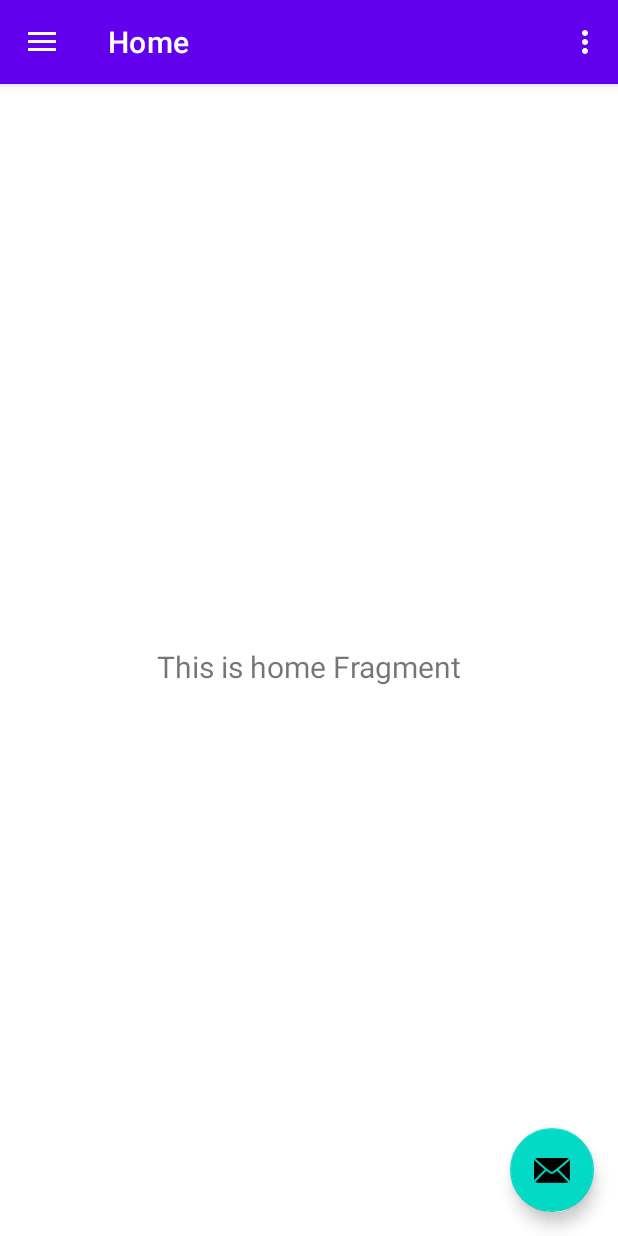
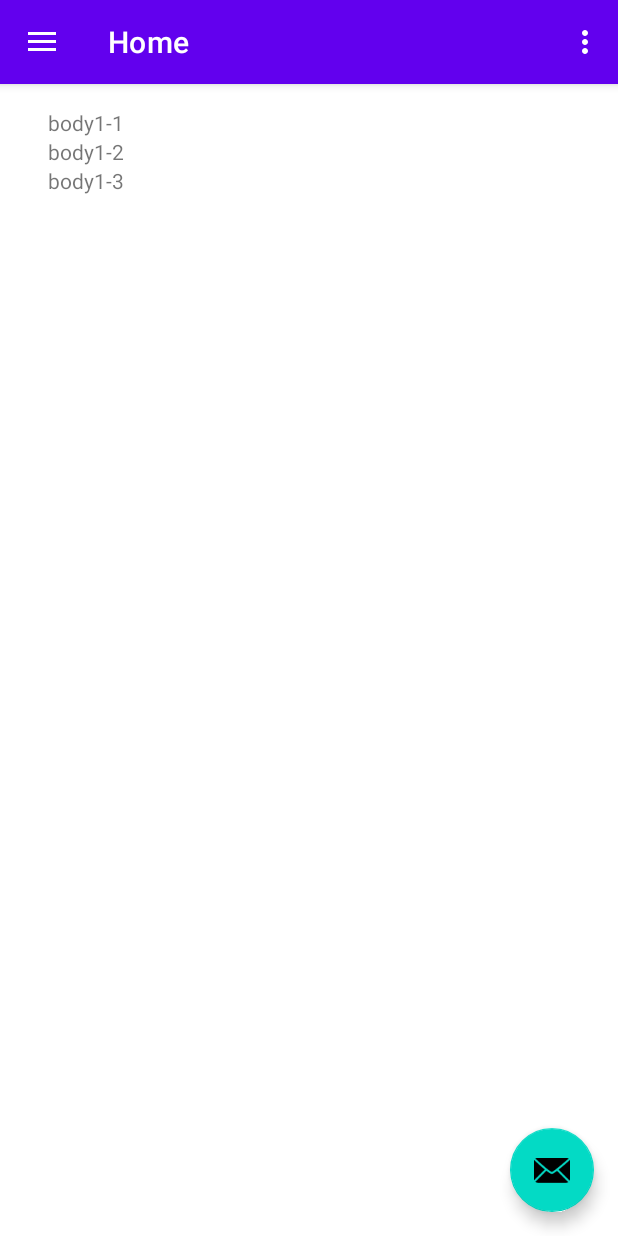
Before and after one commit to ko2ic/spike-coroutinesflow, an Android app: the screen it shows after launch (MainActivity), on a phone screen of 412 x 824 dp. Run offline under Robolectric (Android 15) with nearby library versions, the phone set to English and light mode, and no system bars; our stand-ins replace navigation-ui.

Commit message:
add RecyclerView

```diff
--- a/app/build.gradle
+++ b/app/build.gradle
@@ -37,14 +37,17 @@ dependencies {
     implementation "org.jetbrains.kotlin:kotlin-stdlib:$kotlin_version"
     implementation 'androidx.core:core-ktx:1.3.2'
     implementation 'androidx.appcompat:appcompat:1.2.0'
-    implementation 'com.google.android.material:material:1.1.0'
+    implementation 'com.google.android.material:material:1.2.1'
     implementation 'androidx.constraintlayout:constraintlayout:2.0.2'
-    implementation 'androidx.navigation:navigation-fragment:2.2.2'
-    implementation 'androidx.navigation:navigation-ui:2.2.2'
+    implementation 'androidx.navigation:navigation-fragment-ktx:2.3.1'
+    implementation 'androidx.navigation:navigation-ui-ktx:2.3.1'
     implementation 'androidx.lifecycle:lifecycle-livedata-ktx:2.2.0'
     implementation 'androidx.lifecycle:lifecycle-viewmodel-ktx:2.2.0'
-    implementation 'androidx.navigation:navigation-fragment-ktx:2.2.2'
-    implementation 'androidx.navigation:navigation-ui-ktx:2.2.2'
+    implementation 'androidx.navigation:navigation-fragment-ktx:2.3.1'
+    implementation 'androidx.navigation:navigation-ui-ktx:2.3.1'
+
+    implementation "androidx.recyclerview:recyclerview:1.1.0"
+
     testImplementation 'junit:junit:4.+'
     androidTestImplementation 'androidx.test.ext:junit:1.1.2'
     androidTestImplementation 'androidx.test.espresso:espresso-core:3.3.0'
--- a/app/src/main/java/com/ko2ic/coroutinesflow/ui/home/HomeFragment.kt
+++ b/app/src/main/java/com/ko2ic/coroutinesflow/ui/home/HomeFragment.kt
@@ -8,24 +8,78 @@ import android.widget.TextView
 import androidx.fragment.app.Fragment
 import androidx.lifecycle.Observer
 import androidx.lifecycle.ViewModelProvider
+import androidx.recyclerview.widget.LinearLayoutManager
+import androidx.recyclerview.widget.RecyclerView
 import com.ko2ic.coroutinesflow.R
 
 class HomeFragment : Fragment() {
 
     private lateinit var homeViewModel: HomeViewModel
 
+    private lateinit var recyclerView: RecyclerView
+    private lateinit var viewAdapter: RecyclerView.Adapter<*>
+    private lateinit var viewManager: RecyclerView.LayoutManager
+
     override fun onCreateView(
-            inflater: LayoutInflater,
-            container: ViewGroup?,
-            savedInstanceState: Bundle?
+        inflater: LayoutInflater,
+        container: ViewGroup?,
+        savedInstanceState: Bundle?
     ): View? {
         homeViewModel =
-                ViewModelProvider(this).get(HomeViewModel::class.java)
+            ViewModelProvider(this).get(HomeViewModel::class.java)
         val root = inflater.inflate(R.layout.fragment_home, container, false)
-        val textView: TextView = root.findViewById(R.id.text_home)
-        homeViewModel.text.observe(viewLifecycleOwner, Observer {
-            textView.text = it
+
+        viewManager = LinearLayoutManager(activity)
+
+        homeViewModel.list.observe(viewLifecycleOwner, Observer {
+            viewAdapter = MyAdapter(it)
+            recyclerView = root.findViewById<RecyclerView>(R.id.recyclerView).apply {
+                // use this setting to improve performance if you know that changes
+                // in content do not change the layout size of the RecyclerView
+                setHasFixedSize(true)
+
+                // use a linear layout manager
+                layoutManager = viewManager
+
+                // specify an viewAdapter (see also next example)
+                adapter = viewAdapter
+
+            }
         })
+
         return root
     }
+
+    class MyAdapter(private val myDataset: List<Comment>) :
+        RecyclerView.Adapter<MyAdapter.MyViewHolder>() {
+
+        // Provide a reference to the views for each data item
+        // Complex data items may need more than one view per item, and
+        // you provide access to all the views for a data item in a view holder.
+        // Each data item is just a string in this case that is shown in a TextView.
+        class MyViewHolder(val viewGroup: ViewGroup) : RecyclerView.ViewHolder(viewGroup)
+
+        // Create new views (invoked by the layout manager)
+        override fun onCreateViewHolder(
+            parent: ViewGroup,
+            viewType: Int
+        ): MyAdapter.MyViewHolder {
+            // create a new view
+            val viewGroup = LayoutInflater.from(parent.context)
+                .inflate(R.layout.adapter_item, parent, false) as ViewGroup
+            // set the view's size, margins, paddings and layout parameters
+            return MyViewHolder(viewGroup)
+        }
+
+        // Replace the contents of a view (invoked by the layout manager)
+        override fun onBindViewHolder(holder: MyViewHolder, position: Int) {
+            // - get element from your dataset at this position
+            // - replace the contents of the view with that element
+            holder.viewGroup.findViewById<TextView>(R.id.body).text =
+                myDataset[position].body
+        }
+
+        // Return the size of your dataset (invoked by the layout manager)
+        override fun getItemCount() = myDataset.size
+    }
 }
--- a/app/src/main/java/com/ko2ic/coroutinesflow/ui/home/HomeViewModel.kt
+++ b/app/src/main/java/com/ko2ic/coroutinesflow/ui/home/HomeViewModel.kt
@@ -6,8 +6,21 @@ import androidx.lifecycle.ViewModel
 
 class HomeViewModel : ViewModel() {
 
-    private val _text = MutableLiveData<String>().apply {
-        value = "This is home Fragment"
+    private val _list = MutableLiveData<List<Comment>>().apply {
+        value = listOf(
+            Comment(1, 1, "name1-1", "name1-1@gmail.com", "body1-1"),
+            Comment(1, 2, "name1-2", "name1-2@gmail.com", "body1-2"),
+            Comment(1, 3, "name1-3", "name1-3@gmail.com", "body1-3")
+        )
     }
-    val text: LiveData<String> = _text
+    val list: LiveData<List<Comment>> = _list
 }
+
+data class Comment(
+    val postId: Long,
+
+    val id: Long,
+    val name: String,
+    val email: String,
+    val body: String
+)
--- /dev/null
+++ b/app/src/main/res/layout/adapter_item.xml
@@ -0,0 +1,14 @@
+<?xml version="1.0" encoding="utf-8"?>
+<LinearLayout xmlns:android="http://schemas.android.com/apk/res/android"
+    xmlns:tools="http://schemas.android.com/tools"
+    android:layout_width="wrap_content"
+    android:layout_height="wrap_content"
+    android:orientation="horizontal">
+
+    <TextView
+        android:id="@+id/body"
+        android:layout_width="match_parent"
+        android:layout_height="wrap_content"
+        tools:text="test" />
+
+</LinearLayout>
--- a/app/src/main/res/layout/fragment_home.xml
+++ b/app/src/main/res/layout/fragment_home.xml
@@ -6,17 +6,27 @@
     android:layout_height="match_parent"
     tools:context=".ui.home.HomeFragment">
 
-    <TextView
-        android:id="@+id/text_home"
+    <LinearLayout
         android:layout_width="match_parent"
-        android:layout_height="wrap_content"
-        android:layout_marginStart="8dp"
-        android:layout_marginTop="8dp"
-        android:layout_marginEnd="8dp"
-        android:textAlignment="center"
-        android:textSize="20sp"
-        app:layout_constraintBottom_toBottomOf="parent"
-        app:layout_constraintEnd_toEndOf="parent"
-        app:layout_constraintStart_toStartOf="parent"
-        app:layout_constraintTop_toTopOf="parent" />
+        android:layout_height="match_parent"
+        android:gravity="center"
+        android:orientation="vertical"
+        android:paddingLeft="@dimen/activity_horizontal_margin"
+        android:paddingTop="@dimen/activity_vertical_margin"
+        android:paddingRight="@dimen/activity_horizontal_margin"
+        android:paddingBottom="@dimen/activity_vertical_margin">
+
+        <androidx.recyclerview.widget.RecyclerView
+            android:id="@+id/recyclerView"
+            android:name="ko2ic.sample.ItemFragment"
+            android:layout_width="match_parent"
+            android:layout_height="match_parent"
+            android:layout_marginLeft="16dp"
+            android:layout_marginRight="16dp"
+            app:layoutManager="LinearLayoutManager"
+            tools:context="ko2ic.sample.ui.fragment.ItemFragment"
+            tools:listitem="@layout/adapter_item" />
+
+    </LinearLayout>
+
 </androidx.constraintlayout.widget.ConstraintLayout>
--- a/build.gradle
+++ b/build.gradle
@@ -1,6 +1,6 @@
 // Top-level build file where you can add configuration options common to all sub-projects/modules.
 buildscript {
-    ext.kotlin_version = "1.3.72"
+    ext.kotlin_version = "1.4.0"
     repositories {
         google()
         jcenter()
```
Also changed, not shown: app/src/main/java/com/ko2ic/coroutinesflow/MainActivity.kt (+6 -6 lines).
